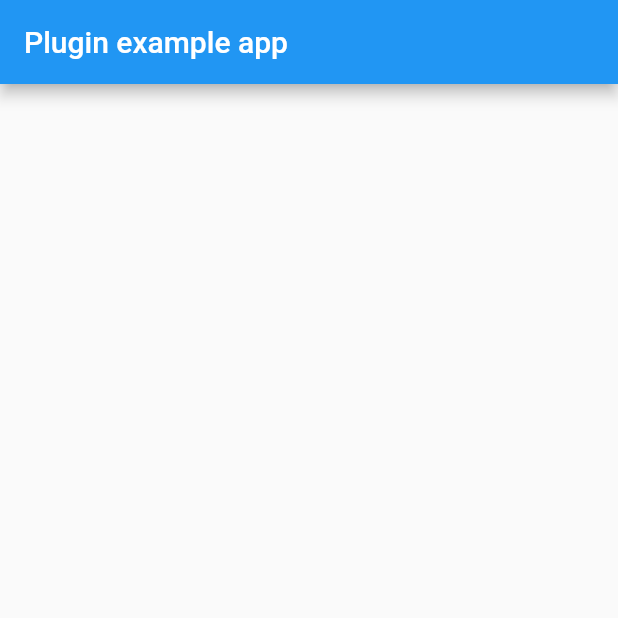
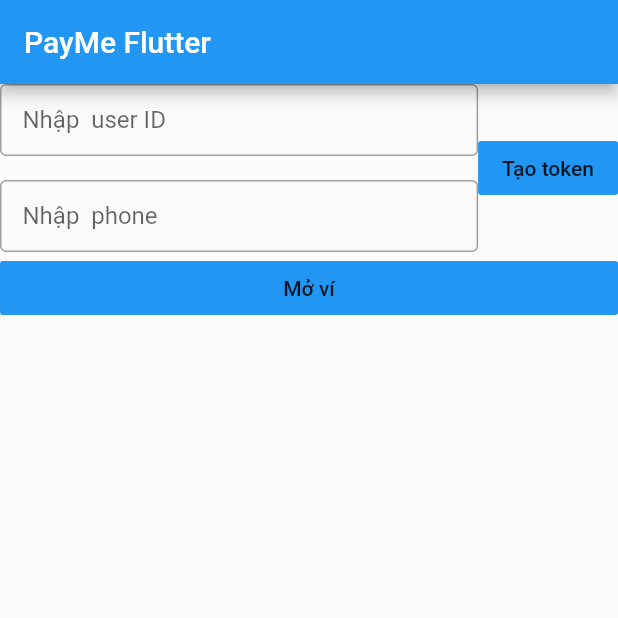
Before and after one commit to nhank-group/PayMe-Flutter, a Flutter app: the screen it shows after launch, on a phone screen of 412 x 824 dp, the top half of it. Run offline on Flutter 3.47's test engine with Material 2 defaults, Android fonts, the phone set to English and light mode, and no system bars.

Commit message:
[NhanLe] Make flutter example and edit open wallet

```diff
--- a/example/lib/main.dart
+++ b/example/lib/main.dart
@@ -1,3 +1,5 @@
+import 'dart:math';
+
 import 'package:flutter/material.dart';
 
 import 'package:payme_flutter/payme_flutter.dart';
@@ -12,6 +14,23 @@ class MyApp extends StatefulWidget {
 }
 
 class _MyAppState extends State<MyApp> {
+  @override
+  Widget build(BuildContext context) {
+    return MaterialApp(
+      title: "Test",
+      home: HomePage(),
+    );
+  }
+}
+
+class HomePage extends StatefulWidget {
+  const HomePage({Key key}) : super(key: key);
+
+  @override
+  _HomePageState createState() => _HomePageState();
+}
+
+class _HomePageState extends State<HomePage> {
   final _publickey =
       """--- BEGIN SSH2 PUBLIC KEY ----Comment: "rsa-key-20201008"AAAAB3NzaC1yc2EAAAABJQAAAEEAi8guoakL0/cLH3tJPWdmPUTIhsCVjctg/rLi7A8vVFJGdKAxpBLxUVPXxYt3Fu86PlsT4Arll8qLcg0wEUS4PQ==---- END SSH2 PUBLIC KEY ----""";
 
@@ -34,36 +53,157 @@ PxEwdo4oskUeS4T8zhRJx1QL0Wq4EMTjLw1GlHif
       "eyJhbGciOiJIUzI1NiIsInR5cCI6IkpXVCJ9.eyJhcHBJZCI6MiwiaWF0IjoxNjAyMTQ2MDkwfQ._c1tjxnxcGURZNcNd2sUp_faiuP28cGeSKclzQ_Jyes";
   final payMe = PaymeFlutter();
 
+  final _userIdTextController = TextEditingController();
+  final _phoneTextController = TextEditingController();
+
   @override
   void initState() {
     super.initState();
-
-    init();
   }
 
-  Future init() async {
-    final token = await PaymeFlutter.generateToken("123", "0334345979");
-    print(token);
-    final isInited = await payMe.init(
+  Future<String> _generateToken(String userId, String phone) async {
+    final token = await PaymeFlutter.generateToken(userId, phone);
+    await showDialog(
+        context: context,
+        builder: (_) => new AlertDialog(
+              title: new Text("Token"),
+              content: new Text(token),
+              actions: <Widget>[
+                FlatButton(
+                  child: Text('Close'),
+                  onPressed: () {
+                    Navigator.of(context).pop();
+                  },
+                )
+              ],
+            ));
+    return token;
+  }
+
+  Future<bool> _initPayMe(String appId, String publicKey,
+      String appPrivateKey, String connectToken) async {
+    return await payMe.init(
         appId: _appId,
         publicKey: _publickey,
         appPrivateKey: _appPrivateKey,
         env: Environment.SANDBOX,
-        connectToken: token,
+        connectToken: connectToken,
         colors: [Color(0xFF75255B), Color(0xFF9d455f)]);
-    payMe.openWallet();
-    // final isConnected = await payMe.isConnected;
-    // print(isConnected);
+  }
+
+  Future<void> _openWallet() async {
+    return await payMe.openWallet();
   }
 
   @override
   Widget build(BuildContext context) {
-    return MaterialApp(
-      home: Scaffold(
-        appBar: AppBar(
-          title: const Text('Plugin example app'),
-        ),
-        body: Center(),
+    return Scaffold(
+      appBar: AppBar(
+        title: const Text('PayMe Flutter'),
+      ),
+      body: Column(
+        crossAxisAlignment: CrossAxisAlignment.stretch,
+        children: [
+          Row(
+            children: [
+              Expanded(
+                child: Column(
+                  children: [
+                    TextField(
+                      decoration: new InputDecoration(
+                          focusedBorder: OutlineInputBorder(
+                            borderSide:
+                                BorderSide(color: Colors.grey, width: 1.0),
+                          ),
+                          enabledBorder: OutlineInputBorder(
+                            borderSide:
+                                BorderSide(color: Colors.grey, width: 1.0),
+                          ),
+                          fillColor: Colors.grey,
+                          contentPadding: EdgeInsets.only(
+                              left: 15, bottom: 11, top: 11, right: 15),
+                          hintText: "Nhập  user ID"),
+                      controller: _userIdTextController,
+                    ),
+                    SizedBox(
+                      height: 16,
+                    ),
+                    TextField(
+                      decoration: new InputDecoration(
+                          focusedBorder: OutlineInputBorder(
+                            borderSide:
+                                BorderSide(color: Colors.grey, width: 1.0),
+                          ),
+                          enabledBorder: OutlineInputBorder(
+                            borderSide:
+                                BorderSide(color: Colors.grey, width: 1.0),
+                          ),
+                          fillColor: Colors.grey,
+                          contentPadding: EdgeInsets.only(
+                              left: 15, bottom: 11, top: 11, right: 15),
+                          hintText: "Nhập  phone"),
+                      controller: _phoneTextController,
+                      keyboardType: TextInputType.phone,
+                    ),
+                  ],
+                ),
+              ),
+              FlatButton(
+                  color: Colors.blue,
+                  onPressed: () async {
+                    if (_userIdTextController.text != null &&
+                        _phoneTextController.text != null) {
+                      final token = await _generateToken(
+                          _userIdTextController.text,
+                          _phoneTextController.text);
+                      await _initPayMe(
+                          _appId, _publickey, _appPrivateKey, token);
+                    } else {
+                      showDialog(
+                          context: context,
+                          builder: (_) => new AlertDialog(
+                                title: new Text("Lỗi"),
+                                content:
+                                    new Text("Vui lòng nhập user id và phone"),
+                                actions: <Widget>[
+                                  FlatButton(
+                                    child: Text('OK'),
+                                    onPressed: () {
+                                      Navigator.of(context).pop();
+                                    },
+                                  )
+                                ],
+                              ));
+                    }
+                  },
+                  child: Text("Tạo token"))
+            ],
+          ),
+          FlatButton(
+              color: Colors.blue,
+              onPressed: () {
+                if (payMe != null) {
+                  _openWallet();
+                } else {
+                  showDialog(
+                      context: context,
+                      builder: (_) => new AlertDialog(
+                            title: new Text("Lỗi"),
+                            content:
+                                new Text("Vui lòng tạo connect token trước"),
+                            actions: <Widget>[
+                              FlatButton(
+                                child: Text('OK'),
+                                onPressed: () {
+                                  Navigator.of(context).pop();
+                                },
+                              )
+                            ],
+                          ));
+                }
+              },
+              child: Text("Mở ví"))
+        ],
       ),
     );
   }
--- a/lib/src/payme.dart
+++ b/lib/src/payme.dart
@@ -20,7 +20,7 @@ class PaymeFlutter {
 
   PaymeFlutter();
 
-  Future init(
+  Future<bool> init(
       {@required appId,
       @required publicKey,
       @required appPrivateKey,
```
Also changed, not shown: 1 other file.
